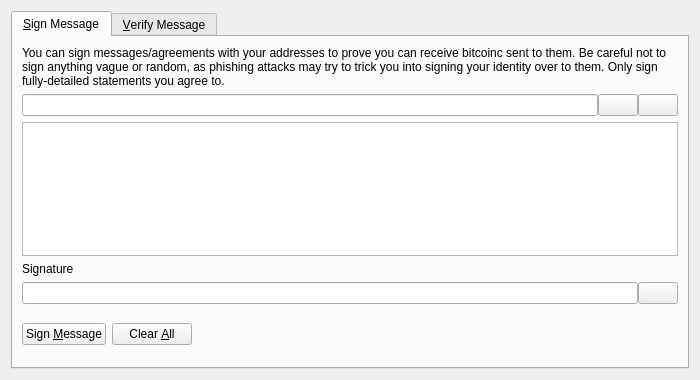
The window that src/qt/forms/signverifymessagedialog.ui (Bitcoin-Confidential/BitcoinC-Core) describes before a commit, drawn with Qt 5.
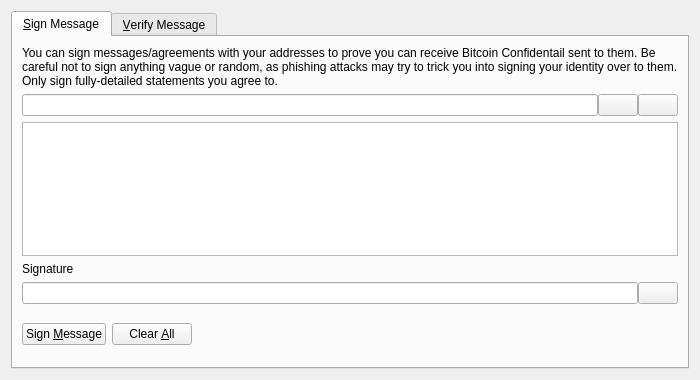
The same window after the commit. Icons and pictures are not drawn. Custom widgets are drawn as their Qt base class.

Patch:
```diff
--- a/src/qt/forms/signverifymessagedialog.ui
+++ b/src/qt/forms/signverifymessagedialog.ui
@@ -30,7 +30,7 @@
        <item>
         <widget class="QLabel" name="infoLabel_SM">
          <property name="text">
-          <string>You can sign messages/agreements with your addresses to prove you can receive bitcoinc sent to them. Be careful not to sign anything vague or random, as phishing attacks may try to trick you into signing your identity over to them. Only sign fully-detailed statements you agree to.</string>
+          <string>You can sign messages/agreements with your addresses to prove you can receive Bitcoin Confidentail sent to them. Be careful not to sign anything vague or random, as phishing attacks may try to trick you into signing your identity over to them. Only sign fully-detailed statements you agree to.</string>
          </property>
          <property name="textFormat">
           <enum>Qt::PlainText</enum>
```
Left out of the diff: 8 changed lines with no effect on the pictures.
